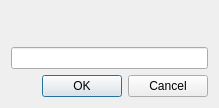
First picture: the form in App/Ui/ChooseVariantsDialog.ui, repository paolodestefani/pySagra, before the edit.
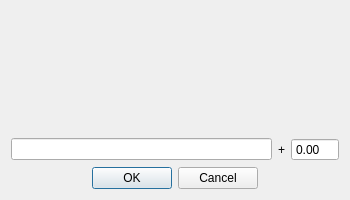
Second picture: the form after the edit.

```diff
--- a/App/Ui/ChooseVariantsDialog.ui
+++ b/App/Ui/ChooseVariantsDialog.ui
@@ -6,8 +6,8 @@
    <rect>
     <x>0</x>
     <y>0</y>
-    <width>219</width>
-    <height>108</height>
+    <width>350</width>
+    <height>200</height>
    </rect>
   </property>
   <property name="windowTitle">
@@ -36,7 +36,28 @@
       </spacer>
      </item>
      <item>
-      <widget class="QLineEdit" name="lineEditFreeVariant"/>
+      <layout class="QHBoxLayout" name="horizontalLayout" stretch="1,0,0">
+       <item>
+        <widget class="QLineEdit" name="lineEditFreeVariant"/>
+       </item>
+       <item>
+        <widget class="QLabel" name="label">
+         <property name="text">
+          <string>+</string>
+         </property>
+        </widget>
+       </item>
+       <item>
+        <widget class="QDoubleSpinBox" name="doubleSpinBoxPriceDelta">
+         <property name="buttonSymbols">
+          <enum>QAbstractSpinBox::ButtonSymbols::NoButtons</enum>
+         </property>
+         <property name="maximum">
+          <double>999.000000000000000</double>
+         </property>
+        </widget>
+       </item>
+      </layout>
      </item>
      <item>
       <widget class="QDialogButtonBox" name="buttonBox">
@@ -46,6 +67,9 @@
        <property name="standardButtons">
         <set>QDialogButtonBox::StandardButton::Cancel|QDialogButtonBox::StandardButton::Ok</set>
        </property>
+       <property name="centerButtons">
+        <bool>true</bool>
+       </property>
       </widget>
      </item>
     </layout>
```
Left out of the diff: 8 changed lines with no effect on the pictures.
